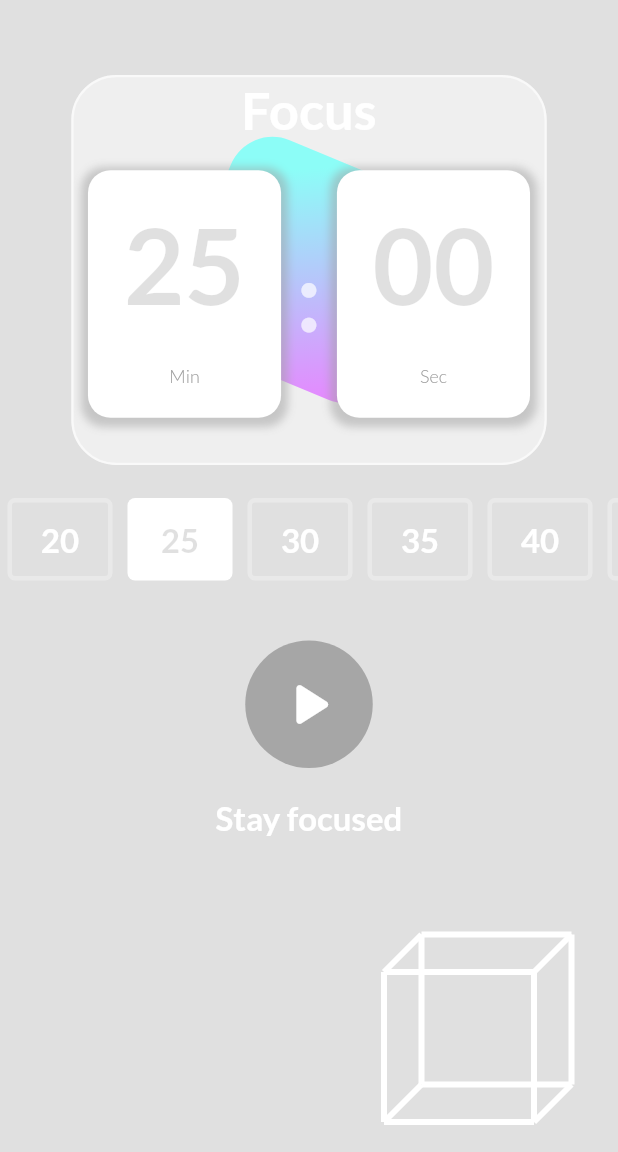
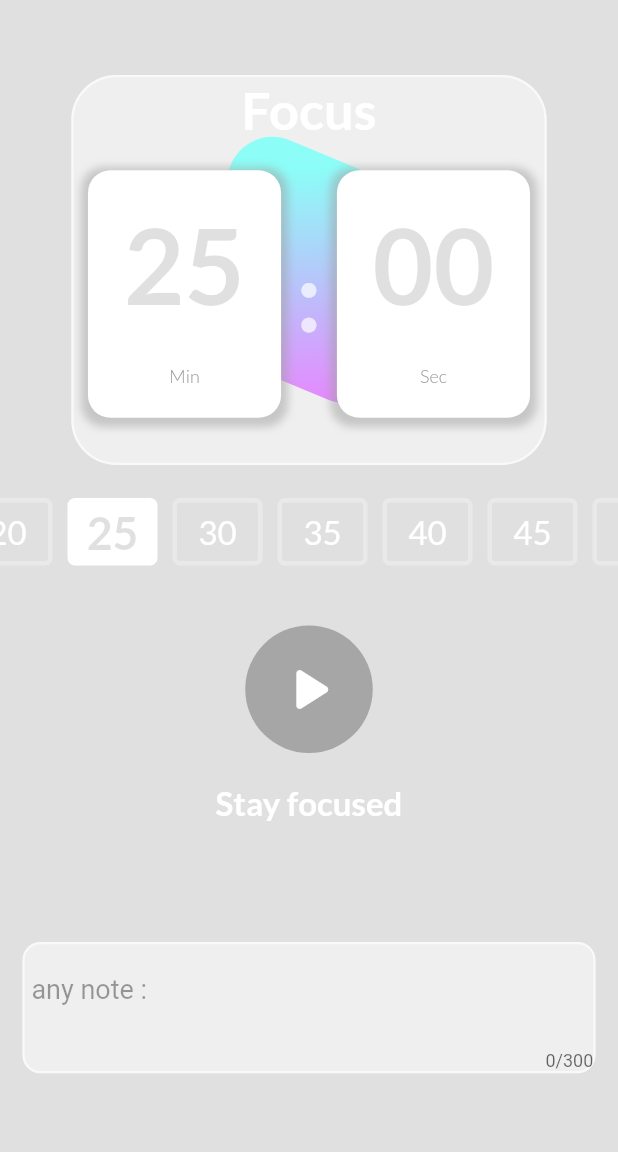
Before and after one commit to radG1t/pomodox, a Flutter app: the screen it shows after launch, on a phone screen of 412 x 824 dp, the part 84-1236 px from its top. Run offline on Flutter 3.47's test engine with Material 2 defaults, Android fonts, the phone set to English and light mode, and no system bars; our stand-ins replace google_fonts.

Commit message:
working on ui

```diff
--- a/lib/PomodoroScreen.dart
+++ b/lib/PomodoroScreen.dart
@@ -56,13 +56,13 @@ class PomodoroScreen extends StatelessWidget {
                   const SizedBox(
                     height: 20,
                   ),
-                  getRandomSentence(),
+                  const getRandomSentence(),
                   const SizedBox(
                     height: 40,
                   ),
-                  CubePainter(),
+                  //  CubePainter(),
                   const SizedBox(
-                    height: 240, //value : 40
+                    height: 40, //value : 240 for cube
                   ),
                   const noteBox(),
                   const SizedBox(
--- a/lib/widgets/timeoptions.dart
+++ b/lib/widgets/timeoptions.dart
@@ -18,10 +18,70 @@ class TimeOpstions extends StatelessWidget {
           children: selectableTimes.map((time) {
             return InkWell(
               onTap: () => provider.selectedTime(double.parse(time)),
+              child:
+                  //      int.parse(time) == provider.selectTime ?
+                  Container(
+                // the Selected Container should have bigger size.
+                margin: const EdgeInsets.only(left: 5, right: 5),
+                width: 60, // default : 70
+                height: 45, //default : 55
+                decoration: int.parse(time) == provider.selectTime
+                    ? BoxDecoration(
+                        /*  border: Border.all(
+                      width: 3,
+                      color: Colors.white30,
+                    ),
+                    */
+                        color: Colors.white,
+                        borderRadius: BorderRadius.circular(5),
+                      )
+                    : BoxDecoration(
+                        border: Border.all(
+                          width: 3,
+                          color: Colors.white30,
+                        ),
+                        borderRadius: BorderRadius.circular(5),
+                      ),
+                child: Center(
+                  child: Text((int.parse(time) ~/ 60).toString(),
+                      style: int.parse(time) == provider.selectTime
+                          ? textStyle(30, rednderColor(provider.currenState),
+                              FontWeight.w700)
+                          : textStyle(22, Colors.white, FontWeight.w400)),
+                ),
+              ),
+            );
+          }).toList(),
+        ));
+  }
+}
+    /*  // old code :
+
+    import 'package:flutter/material.dart';
+import 'package:pomodox/timerservice.dart';
+import 'package:pomodox/utils.dart';
+import 'package:provider/provider.dart';
+
+class TimeOpstions extends StatelessWidget {
+  const TimeOpstions({super.key});
+
+  @override
+  Widget build(BuildContext context) {
+    final provider = Provider.of<TimerService>(context);
+    return SingleChildScrollView(
+        controller: ScrollController(
+            initialScrollOffset: 240), //change it later *******
+        physics: const BouncingScrollPhysics(),
+        scrollDirection: Axis.horizontal,
+        child: Row(
+          children: selectableTimes.map((time) {
+            return InkWell(
+              onTap: () => provider.selectedTime(double.parse(time)),
               child: Container(
+                // the Selected Container should have bigger size.
                 margin: const EdgeInsets.only(left: 5, right: 5),
-                width: 70,
-                height: 55, //selected container with diffrent decoration
+                width: 60, // default : 70
+                height: 45, //default : 55
                 decoration: int.parse(time) == provider.selectTime
                     ? BoxDecoration(
                         /*  border: Border.all(
@@ -52,3 +112,5 @@ class TimeOpstions extends StatelessWidget {
         ));
   }
 }
+
+    */
```
